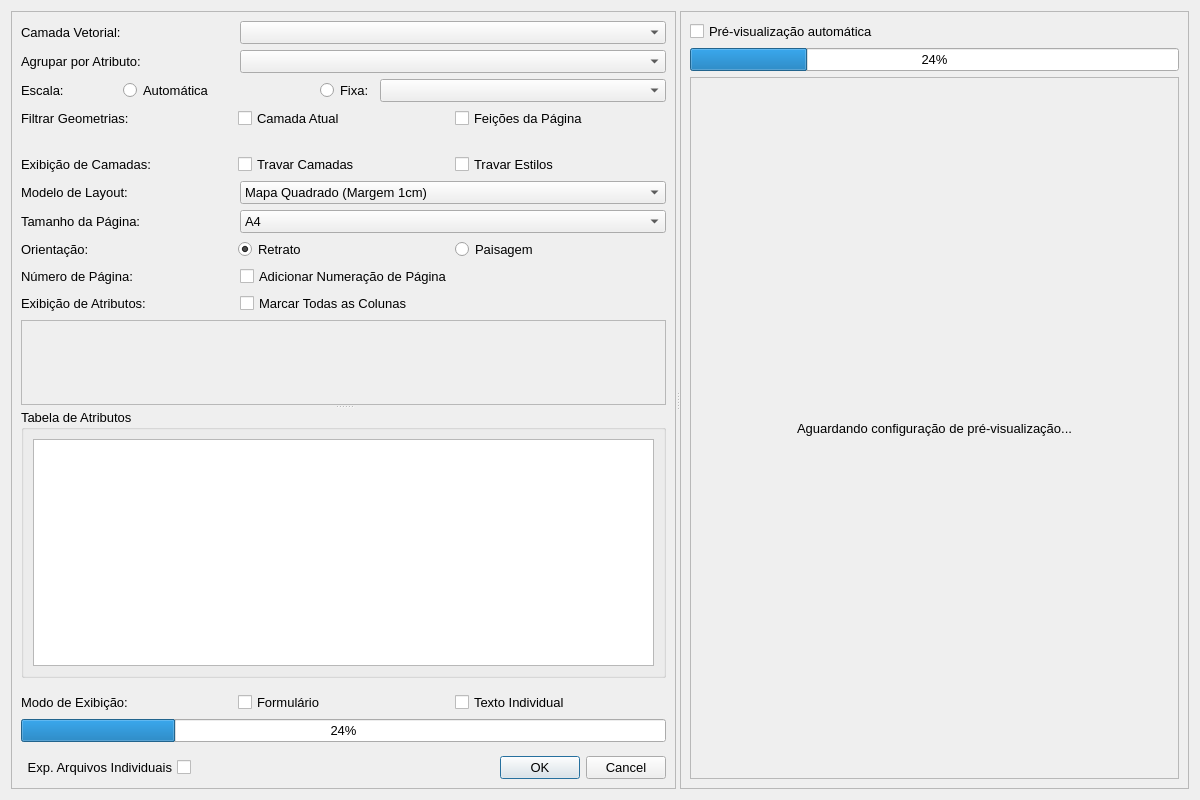
First picture: the form in vector_to_map_dialog_base.ui, repository matheusdurso/VectorToMap, before the edit.
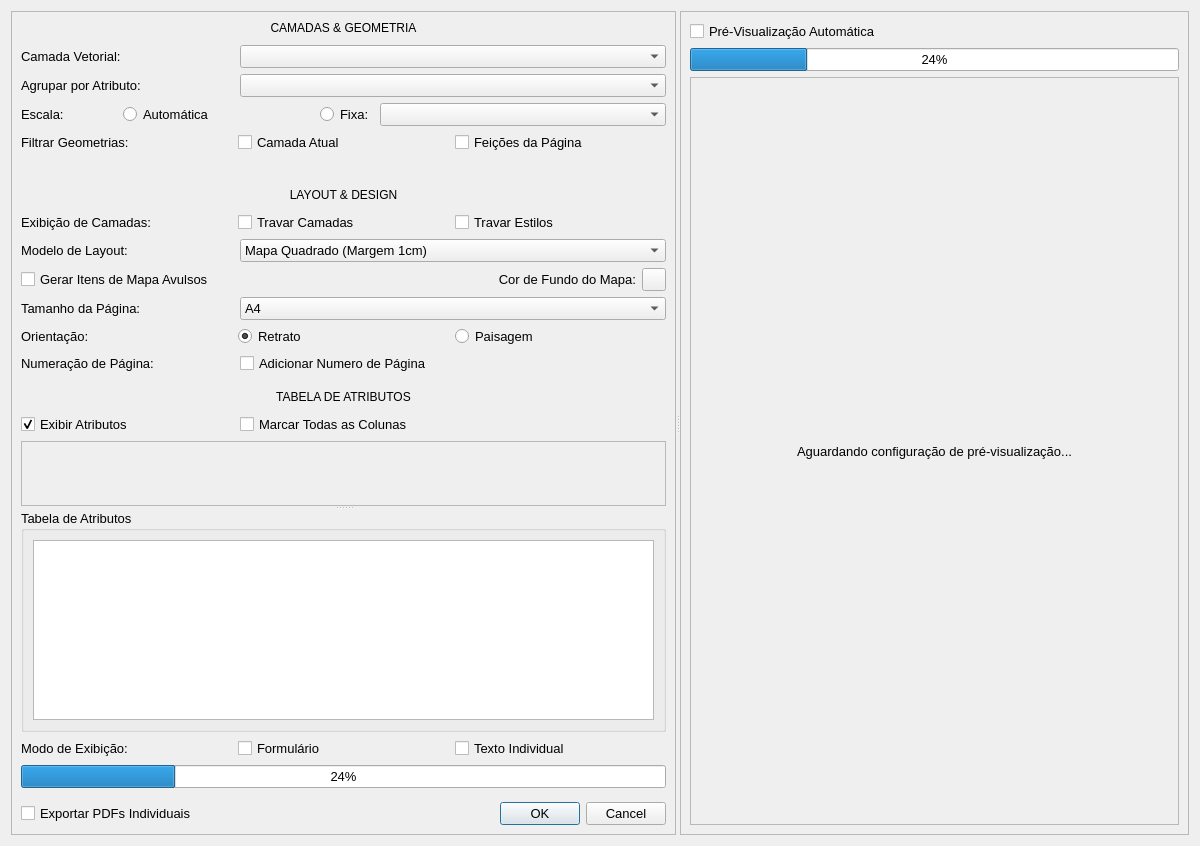
Second picture: the form after the edit. Custom widgets are drawn as their Qt base class.

Commit message: feat: exportação de mapa avulso, fundo transparente e janela persistente (v0.4.3)

```diff
--- a/vector_to_map_dialog_base.ui
+++ b/vector_to_map_dialog_base.ui
@@ -7,13 +7,13 @@
     <x>0</x>
     <y>0</y>
     <width>1200</width>
-    <height>800</height>
+    <height>846</height>
    </rect>
   </property>
   <property name="minimumSize">
    <size>
     <width>1100</width>
-    <height>700</height>
+    <height>730</height>
    </size>
   </property>
   <property name="maximumSize">
@@ -50,11 +50,36 @@
         <rect>
          <x>0</x>
          <y>0</y>
-         <width>704</width>
-         <height>776</height>
+         <width>633</width>
+         <height>876</height>
         </rect>
        </property>
        <layout class="QVBoxLayout" name="verticalLayout_4">
+        <item>
+         <layout class="QHBoxLayout" name="horizontalLayout_15">
+          <property name="bottomMargin">
+           <number>4</number>
+          </property>
+          <item>
+           <widget class="QLabel" name="label_12">
+            <property name="font">
+             <font>
+              <pointsize>9</pointsize>
+             </font>
+            </property>
+            <property name="styleSheet">
+             <string notr="true">font-size: 9pt;</string>
+            </property>
+            <property name="text">
+             <string>CAMADAS &amp; GEOMETRIA</string>
+            </property>
+            <property name="alignment">
+             <set>Qt::AlignCenter</set>
+            </property>
+           </widget>
+          </item>
+         </layout>
+        </item>
         <item>
          <layout class="QHBoxLayout" name="horizontalLayout_9" stretch="1,2">
           <property name="topMargin">
@@ -215,6 +240,34 @@
           </property>
          </widget>
         </item>
+        <item>
+         <layout class="QHBoxLayout" name="horizontalLayout_16">
+          <property name="topMargin">
+           <number>10</number>
+          </property>
+          <property name="bottomMargin">
+           <number>4</number>
+          </property>
+          <item>
+           <widget class="QLabel" name="label_14">
+            <property name="font">
+             <font>
+              <pointsize>9</pointsize>
+             </font>
+            </property>
+            <property name="styleSheet">
+             <string notr="true">font-size: 9pt;</string>
+            </property>
+            <property name="text">
+             <string>LAYOUT &amp; DESIGN</string>
+            </property>
+            <property name="alignment">
+             <set>Qt::AlignCenter</set>
+            </property>
+           </widget>
+          </item>
+         </layout>
+        </item>
         <item>
          <layout class="QHBoxLayout" name="horizontalLayout_11">
           <property name="topMargin">
@@ -290,6 +343,40 @@
           </item>
          </layout>
         </item>
+        <item>
+         <layout class="QHBoxLayout" name="horizontalLayout_14" stretch="2,1,1">
+          <property name="topMargin">
+           <number>0</number>
+          </property>
+          <item>
+           <widget class="QCheckBox" name="chk_apenas_mapa">
+            <property name="toolTip">
+             <string>Cria layouts apenas com a área do item de mapa.</string>
+            </property>
+            <property name="text">
+             <string>Gerar Itens de Mapa Avulsos</string>
+            </property>
+           </widget>
+          </item>
+          <item>
+           <widget class="QLabel" name="label_4">
+            <property name="text">
+             <string>Cor de Fundo do Mapa:</string>
+            </property>
+            <property name="alignment">
+             <set>Qt::AlignRight|Qt::AlignTrailing|Qt::AlignVCenter</set>
+            </property>
+           </widget>
+          </item>
+          <item>
+           <widget class="QgsColorButton" name="btn_cor_fundo">
+            <property name="toolTip">
+             <string>Selecione a cor e transparência do fundo do item de mapa.</string>
+            </property>
+           </widget>
+          </item>
+         </layout>
+        </item>
         <item>
          <layout class="QHBoxLayout" name="horizontalLayout_2" stretch="1,2">
           <property name="topMargin">
@@ -409,7 +496,7 @@
           <item>
            <widget class="QLabel" name="label_11">
             <property name="text">
-             <string>Número de Página:</string>
+             <string>Numeração de Página:</string>
             </property>
            </widget>
           </item>
@@ -424,7 +511,35 @@
              <enum>Qt::LeftToRight</enum>
             </property>
             <property name="text">
-             <string>Adicionar Numeração de Página</string>
+             <string>Adicionar Numero de Página</string>
+            </property>
+           </widget>
+          </item>
+         </layout>
+        </item>
+        <item>
+         <layout class="QHBoxLayout" name="horizontalLayout_17">
+          <property name="topMargin">
+           <number>10</number>
+          </property>
+          <property name="bottomMargin">
+           <number>4</number>
+          </property>
+          <item>
+           <widget class="QLabel" name="label_13">
+            <property name="font">
+             <font>
+              <pointsize>9</pointsize>
+             </font>
+            </property>
+            <property name="styleSheet">
+             <string notr="true">font-size: 9pt;</string>
+            </property>
+            <property name="text">
+             <string>TABELA DE ATRIBUTOS</string>
+            </property>
+            <property name="alignment">
+             <set>Qt::AlignCenter</set>
             </property>
            </widget>
           </item>
@@ -436,20 +551,15 @@
            <number>0</number>
           </property>
           <item>
-           <widget class="QLabel" name="label_4">
-            <property name="minimumSize">
-             <size>
-              <width>0</width>
-              <height>0</height>
-             </size>
-            </property>
-            <property name="font">
-             <font>
-              <pointsize>10</pointsize>
-             </font>
+           <widget class="QCheckBox" name="chk_exibir_atributos">
+            <property name="toolTip">
+             <string>Habilita ou desabilita a exibição dos rótulos de atributos no mapa final.</string>
             </property>
             <property name="text">
-             <string>Exibição de Atributos:</string>
+             <string>Exibir Atributos</string>
+            </property>
+            <property name="checked">
+             <bool>true</bool>
             </property>
            </widget>
           </item>
@@ -485,7 +595,7 @@
            <property name="minimumSize">
             <size>
              <width>0</width>
-             <height>85</height>
+             <height>65</height>
             </size>
            </property>
            <property name="font">
@@ -513,8 +623,8 @@
              <rect>
               <x>0</x>
               <y>0</y>
-              <width>680</width>
-              <height>83</height>
+              <width>609</width>
+              <height>63</height>
              </rect>
             </property>
             <property name="font">
@@ -602,9 +712,9 @@
          </widget>
         </item>
         <item>
-         <layout class="QHBoxLayout" name="horizontalLayout_6">
+         <layout class="QHBoxLayout" name="horizontalLayout_6" stretch="0,0,0">
           <property name="topMargin">
-           <number>8</number>
+           <number>0</number>
           </property>
           <item>
            <widget class="QLabel" name="label_6">
@@ -674,10 +784,10 @@
              <string>Exporta um arquivo para cada página. Obrigatório para imagens.</string>
             </property>
             <property name="layoutDirection">
-             <enum>Qt::RightToLeft</enum>
+             <enum>Qt::LeftToRight</enum>
             </property>
             <property name="text">
-             <string>Exp. Arquivos Individuais</string>
+             <string>Exportar PDFs Individuais</string>
             </property>
            </widget>
           </item>
@@ -713,8 +823,8 @@
         <rect>
          <x>0</x>
          <y>0</y>
-         <width>464</width>
-         <height>776</height>
+         <width>514</width>
+         <height>822</height>
         </rect>
        </property>
        <layout class="QVBoxLayout" name="verticalLayout_3">
@@ -729,7 +839,7 @@
              <enum>Qt::LeftToRight</enum>
             </property>
             <property name="text">
-             <string>Pré-visualização automática</string>
+             <string>Pré-Visualização Automática</string>
             </property>
             <property name="tristate">
              <bool>false</bool>
@@ -789,6 +899,11 @@
    <header>qgscollapsiblegroupbox.h</header>
    <container>1</container>
   </customwidget>
+  <customwidget>
+   <class>QgsColorButton</class>
+   <extends>QToolButton</extends>
+   <header>qgscolorbutton.h</header>
+  </customwidget>
   <customwidget>
    <class>QgsMapLayerComboBox</class>
    <extends>QComboBox</extends>
```
Left out of the diff: 5 changed lines with no effect on the pictures. The commit also changes 15 other files.
